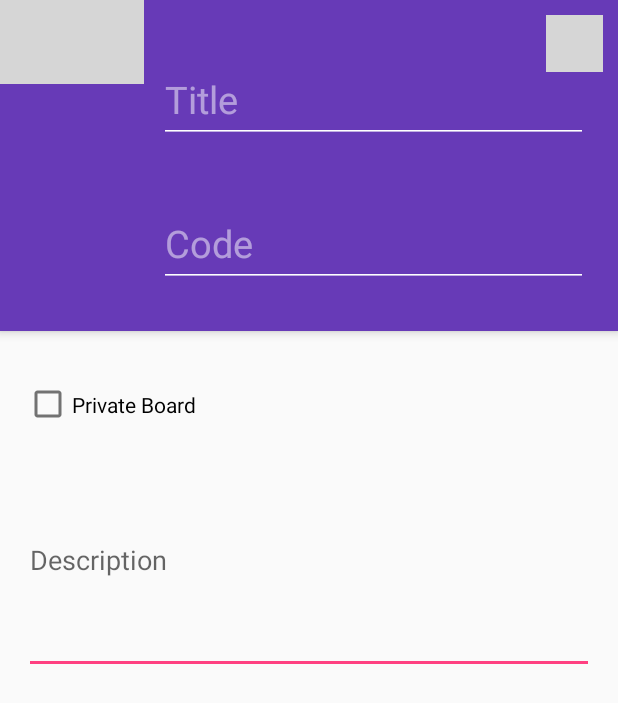
After one commit to saurabhsjoshi/ClassBoard, an Android app: the NewBoardClass screen opened directly, with no data from a screen before it, on a phone screen of 412 x 824 dp. The commit adds this screen. Shown: the top 703 px of the screen. Run offline under Robolectric (Android 15) with nearby library versions, the phone set to English and light mode, and no system bars; grey boxes are pictures that could not be loaded.

Commit message:
Completed ui for new board activity

```diff
--- a/app/src/main/AndroidManifest.xml
+++ b/app/src/main/AndroidManifest.xml
@@ -12,6 +12,10 @@
         <activity
             android:name=".activity.HomeActivity"
             android:theme="@style/AppTheme.NoActionBar" />
+
+        <activity android:name=".activity.NewBoardClass"
+            android:theme="@style/LaunchTheme"/>
+
         <activity
             android:name=".activity.LoginActivity"
             android:launchMode="singleTop"
--- a/app/src/main/java/com/sau/classboard/activity/ChatActivity.java
+++ b/app/src/main/java/com/sau/classboard/activity/ChatActivity.java
@@ -1,9 +1,14 @@
 package com.sau.classboard.activity;
 
+import android.os.Bundle;
 import android.support.v7.app.AppCompatActivity;
+
+import com.sau.classboard.R;
 
 /**
  * Created by saurabh on 2015-10-18.
  */
 public class ChatActivity extends AppCompatActivity {
+
+
 }
--- a/app/src/main/java/com/sau/classboard/activity/LoginActivity.java
+++ b/app/src/main/java/com/sau/classboard/activity/LoginActivity.java
@@ -209,9 +209,9 @@ public class LoginActivity extends AppCompatActivity implements View.OnClickList
         new Handler().postDelayed(new Runnable() {
             @Override
             public void run() {
-                //startActivity(new Intent(LoginActivity.this, HomeActivity.class));
-                lblAppName.setVisibility(View.GONE);
-                collapseView(toolbar);
+                startActivity(new Intent(LoginActivity.this, HomeActivity.class));
+                //lblAppName.setVisibility(View.GONE);
+                //collapseView(toolbar);
             }
         }, Constants.SPLASH_TIME_OUT);
     }
--- /dev/null
+++ b/app/src/main/java/com/sau/classboard/activity/NewBoardClass.java
@@ -0,0 +1,113 @@
+package com.sau.classboard.activity;
+
+import android.content.Context;
+import android.os.Bundle;
+import android.os.Handler;
+import android.support.v7.app.AppCompatActivity;
+import android.support.v7.widget.Toolbar;
+import android.view.MenuItem;
+import android.view.View;
+import android.view.animation.Animation;
+import android.view.animation.AnimationUtils;
+import android.view.animation.Transformation;
+import android.widget.LinearLayout;
+import android.widget.RelativeLayout;
+
+import com.sau.classboard.R;
+import com.sau.classboard.utility.Constants;
+
+/**
+ * Created by saurabh on 2015-10-18.
+ */
+public class NewBoardClass extends AppCompatActivity {
+
+    private Toolbar toolbar;
+    private Context context;
+
+    private RelativeLayout lytHeader;
+    private LinearLayout lytDescription;
+
+    @Override
+    protected void onCreate(Bundle savedInstanceState) {
+        super.onCreate(savedInstanceState);
+        setContentView(R.layout.activity_new_board);
+        context = this;
+        toolbar = (Toolbar) findViewById(R.id.toolbar);
+
+        lytHeader = (RelativeLayout) findViewById(R.id.layout_header);
+        lytDescription = (LinearLayout) findViewById(R.id.layout_board_description);
+
+        toolbar.setContentInsetsAbsolute(0, 0);
+        toolbar.requestLayout();
+        new Handler().postDelayed(new Runnable() {
+            @Override
+            public void run() {
+                expandView(toolbar);
+            }
+        }, Constants.REVEAL_TIME);
+        setUpToolBar();
+    }
+
+    private void expandView(final View v) {
+        v.measure(Toolbar.LayoutParams.MATCH_PARENT, Toolbar.LayoutParams.WRAP_CONTENT);
+        final int targetHeight = v.getMeasuredHeight();
+
+        v.getLayoutParams().height = 1;
+        v.setVisibility(View.VISIBLE);
+        Animation a = new Animation()
+        {
+            @Override
+            protected void applyTransformation(float interpolatedTime, Transformation t) {
+                if(interpolatedTime == 1){
+                    v.getLayoutParams().height = Toolbar.LayoutParams.WRAP_CONTENT;
+                    showChildElements();
+                }
+                else{
+                    v.getLayoutParams().height =(int)(targetHeight * interpolatedTime);
+                }
+                v.requestLayout();
+            }
+
+            @Override
+            public boolean willChangeBounds() {
+                return true;
+            }
+        };
+        // 1dp/ms
+        a.setDuration(((int) (targetHeight / v.getContext().getResources().getDisplayMetrics().density)) * 3);
+        v.startAnimation(a);
+    }
+
+    private void showChildElements(){
+        new Handler().postDelayed(new Runnable() {
+            @Override
+            public void run() {
+                lytHeader.setVisibility(View.VISIBLE);
+
+                Animation animation =  AnimationUtils.loadAnimation(context, R.anim.slide_in_bottom);
+                lytDescription.setAnimation(animation);
+                lytDescription.animate();
+                lytDescription.setVisibility(View.VISIBLE);
+            }
+        }, 200);
+    }
+
+    private void setUpToolBar(){
+        setSupportActionBar(toolbar);
+        if(getSupportActionBar() != null) {
+            getSupportActionBar().setDisplayHomeAsUpEnabled(true);
+            getSupportActionBar().setDisplayShowTitleEnabled(true);
+            getSupportActionBar().setTitle("New Board");
+        }
+        toolbar.setNavigationIcon(R.drawable.ic_clear_white_24dp);
+
+    }
+
+    @Override
+    public boolean onOptionsItemSelected(MenuItem item) {
+        if (item.getItemId() == android.R.id.home) {
+            finish();
+        }
+        return super.onOptionsItemSelected(item);
+    }
+}
--- a/app/src/main/java/com/sau/classboard/utility/Constants.java
+++ b/app/src/main/java/com/sau/classboard/utility/Constants.java
@@ -6,4 +6,6 @@ package com.sau.classboard.utility;
 public class Constants {
 
     public final static int SPLASH_TIME_OUT = 1000;
+
+    public final static int REVEAL_TIME = 100;
 }
--- /dev/null
+++ b/app/src/main/res/anim/slide_in_bottom.xml
@@ -0,0 +1,12 @@
+<?xml version="1.0" encoding="utf-8"?>
+<set xmlns:android="http://schemas.android.com/apk/res/android">
+    <translate
+        android:duration="@android:integer/config_mediumAnimTime"
+        android:startOffset="100"
+        android:fromYDelta="50%p"
+        android:toYDelta="0" />
+    <alpha
+        android:duration="@android:integer/config_mediumAnimTime"
+        android:fromAlpha="0.0"
+        android:toAlpha="1.0" />
+</set>
--- /dev/null
+++ b/app/src/main/res/layout/activity_new_board.xml
@@ -0,0 +1,110 @@
+<?xml version="1.0" encoding="utf-8"?>
+<RelativeLayout
+    xmlns:android="http://schemas.android.com/apk/res/android"
+    xmlns:tools="http://schemas.android.com/tools"
+    android:orientation="vertical"
+    android:layout_width="match_parent"
+    android:layout_height="match_parent"
+    tools:ignore="MissingPrefix">
+
+    <android.support.v7.widget.Toolbar
+        android:id="@+id/toolbar"
+        android:layout_width="match_parent"
+        android:layout_height="1dp"
+        android:layout_alignParentTop="true"
+        android:background="?colorPrimary"
+        android:elevation="4dp"
+        android:theme="@style/ThemeOverlay.AppCompat.Dark.ActionBar">
+
+        <RelativeLayout
+            android:id="@+id/layout_header"
+            android:visibility="invisible"
+            android:layout_width="fill_parent"
+            android:layout_height="wrap_content">
+
+            <android.support.design.widget.TextInputLayout
+                android:id="@+id/txt_title_holder"
+                android:layout_width="fill_parent"
+                android:layout_height="wrap_content"
+                android:padding="10dp"
+                android:layout_marginRight="10dp"
+                android:layout_marginEnd="10dp"
+                android:layout_marginTop="19dp">
+
+                <EditText
+                    android:id="@+id/txt_title"
+                    android:hint="Title"
+                    android:layout_width="match_parent"
+                    android:layout_height="wrap_content"
+                    fontPath="fonts/Roboto-Regular.ttf"
+                    android:textSize="25sp"/>
+
+            </android.support.design.widget.TextInputLayout>
+
+
+            <android.support.design.widget.TextInputLayout
+                android:id="@+id/txt_subtitle_holder"
+                android:layout_width="fill_parent"
+                android:layout_height="wrap_content"
+                android:layout_marginRight="10dp"
+                android:layout_marginEnd="10dp"
+                android:layout_marginBottom="19dp"
+                android:layout_below="@id/txt_title_holder"
+                android:padding="10dp"
+                android:layout_marginTop="10dp">
+
+                <EditText
+                    android:id="@+id/txt_subtitle"
+                    android:hint="Code"
+                    android:textSize="25sp"
+                    android:layout_width="match_parent"
+                    android:layout_height="wrap_content"
+                    fontPath="fonts/Roboto-Light.ttf"/>
+            </android.support.design.widget.TextInputLayout>
+
+            <android.support.v7.widget.AppCompatImageButton
+                android:layout_width="38dp"
+                android:layout_height="38dp"
+                android:layout_alignParentTop="true"
+                android:layout_marginRight="10dp"
+                android:layout_marginEnd="10dp"
+                android:layout_marginTop="10dp"
+                android:padding="6dp"
+                android:src="@drawable/ic_done_white_18dp"
+                android:background="?attr/selectableItemBackground"
+                android:scaleType="fitCenter"
+                android:layout_alignParentEnd="true"
+                android:layout_alignParentRight="true"
+                />
+        </RelativeLayout>
+    </android.support.v7.widget.Toolbar>
+
+    <LinearLayout
+        android:id="@+id/layout_board_description"
+        android:orientation="vertical"
+        android:layout_width="fill_parent"
+        android:layout_height="wrap_content"
+        android:visibility="invisible"
+        android:layout_marginTop="15dp"
+        android:paddingBottom="@dimen/activity_vertical_margin"
+        android:paddingEnd="@dimen/activity_horizontal_margin"
+        android:paddingStart="@dimen/activity_horizontal_margin"
+        android:paddingTop="@dimen/activity_vertical_margin"
+        android:layout_below="@id/toolbar">
+
+        <android.support.v7.widget.AppCompatCheckBox
+            android:layout_width="match_parent"
+            android:layout_height="35dp"
+            android:text="@string/chk_private"/>
+
+        <EditText
+            android:id="@+id/txt_description"
+            android:layout_width="fill_parent"
+            android:layout_height="wrap_content"
+            android:layout_marginTop="10dp"
+            android:minLines="6"
+            android:maxLines="10"
+            android:hint="@string/txt_description"/>
+
+    </LinearLayout>
+</RelativeLayout>
--- a/app/src/main/res/values/strings.xml
+++ b/app/src/main/res/values/strings.xml
@@ -19,4 +19,8 @@
     <string name="lbl_signup_title">Sign Up</string>
     <string name="radio_label_student">Student</string>
     <string name="radio_label_teacher">Teacher</string>
+
+    <!-- New Board Activity -->
+    <string name="chk_private">Private Board</string>
+    <string name="txt_description">Description</string>
 </resources>
--- a/app/src/main/res/values/styles.xml
+++ b/app/src/main/res/values/styles.xml
@@ -29,9 +29,4 @@
 
     <style name="AppTheme.AppBarOverlay" parent="ThemeOverlay.AppCompat.Dark.ActionBar" />
     <style name="AppTheme.PopupOverlay" parent="ThemeOverlay.AppCompat.Light" />
-
-    <style name="AppTheme.Launcher" parent="AppTheme">
-        <item name="colorPrimaryDark">@color/colorPrimaryDark</item>
-        <item name="android:windowBackground">@drawable/bg_launch_screen</item>
-    </style>
 </resources>
```
Also changed, not shown: app/src/main/java/com/sau/classboard/activity/HomeActivity.java (+24 -4 lines), app/src/main/java/com/sau/classboard/activity/LaunchScreenActivity.java (deleted, +0 -28 lines), app/src/main/java/com/sau/classboard/utility/TransitionHelper.java (added, +61 -0 lines), app/src/main/res/layout/activity_launch_screen.xml (deleted, +0 -27 lines).
